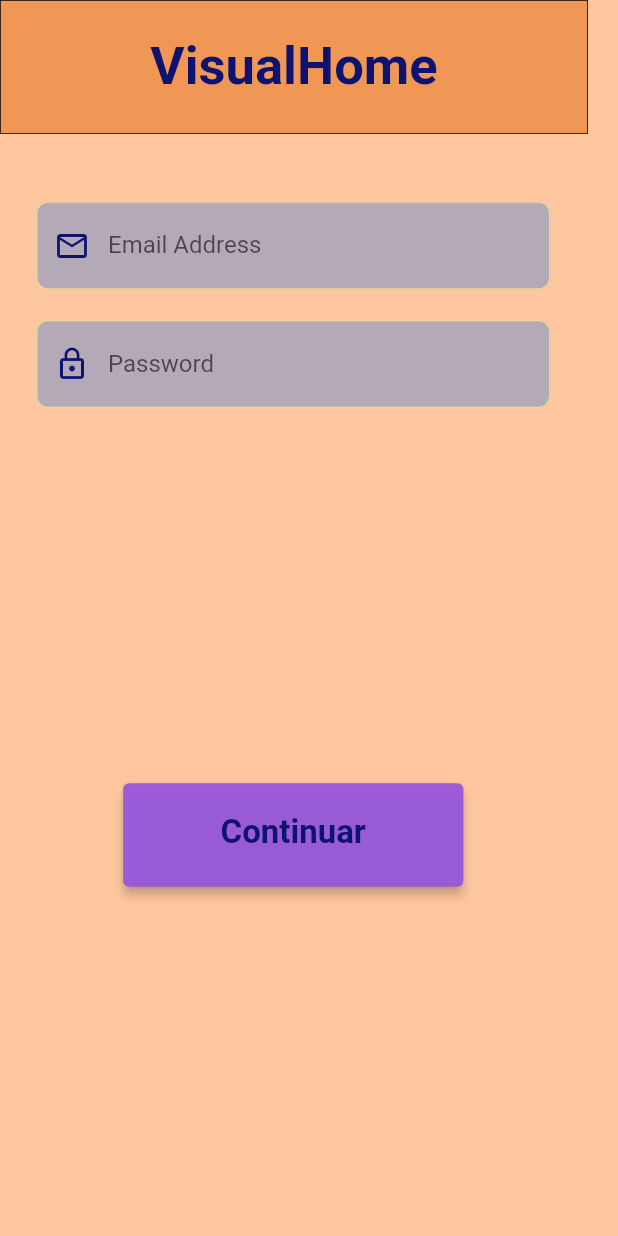
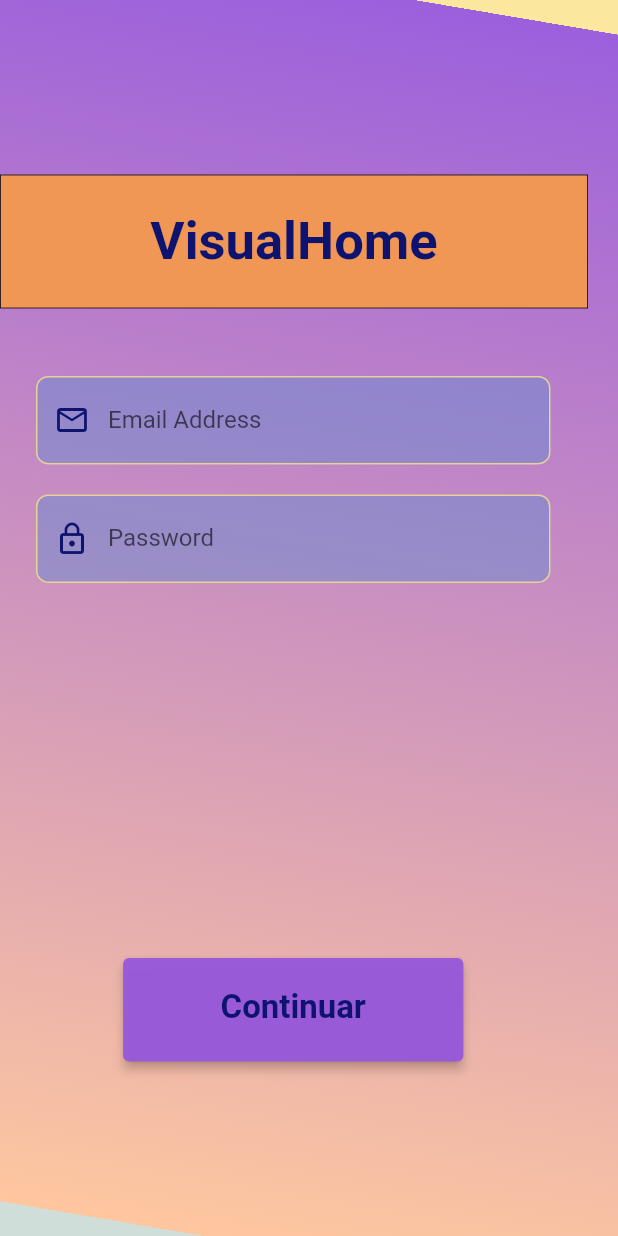
Before and after one commit to Rubenamesaf/VisualHome, a Flutter app: the LoginView screen opened directly, on a phone screen of 412 x 824 dp. Run offline on Flutter 3.47's test engine with Material 2 defaults, Android fonts, the phone set to English and light mode, and no system bars; our stand-ins replace firebase_auth, firebase_core, flutter_svg, get, hexcolor, logger; accounts and stored records are empty; Roboto replaces fonts that are missing (Inria Sans, Outfit).

Commit message:
cambio login

```diff
--- a/lib/view/login.view.dart
+++ b/lib/view/login.view.dart
@@ -53,19 +53,38 @@ class LoginView extends StatelessWidget {
   Widget build(BuildContext context) {
     return Scaffold(
       // key: scaffoldKey,
-      backgroundColor: GlobalColors.naranjaClaritoColor,
-
-      body: Form(
+      backgroundColor: Colors.transparent,
+      //backgroundColor: GlobalColors.naranjaClaritoColor,
+      body: Container(
+        decoration: BoxDecoration(
+          gradient: LinearGradient(
+            colors: [
+              GlobalColors.grayColor,
+              GlobalColors.naranjaClaritoColor,
+              GlobalColors.narajanOscuroColor,
+              GlobalColors.amarilloColor,
+            ],
+            stops: const [0, 0, 1, 1],
+            begin: const AlignmentDirectional(-0.34, 1),
+            end: const AlignmentDirectional(0.34, -1),
+          ),
+        ),
+        child: Center(
+          //body: Form(
           // key: _model.formKey,
-        autovalidateMode: AutovalidateMode.always,
+          // autovalidateMode: AutovalidateMode.always,
           child: SingleChildScrollView(
             child: Column(
-            mainAxisSize: MainAxisSize.max,
+              // mainAxisSize: MainAxisSize.max,
               children: [
                 Row(
-                mainAxisSize: MainAxisSize.max,
+                  // mainAxisSize: MainAxisSize.max,
                   children: [
-                  Container(
+                    Positioned(
+                      top: 0,
+                      left: 0,
+                      right: 0,
+                      child: Container(
                         width: 392, //MediaQuery.sizeOf(context).width,
                         height: 89.18,
                         decoration: BoxDecoration(
@@ -82,6 +101,7 @@ class LoginView extends StatelessWidget {
                           ),
                         ),
                       ),
+                    ),
                   ],
                 ),
                 Padding(
@@ -92,8 +112,8 @@ class LoginView extends StatelessWidget {
                     children: [
                       Expanded(
                         child: Padding(
-                        padding:
-                            const EdgeInsetsDirectional.fromSTEB(24, 0, 45, 0),
+                          padding: const EdgeInsetsDirectional.fromSTEB(
+                              24, 0, 45, 0),
                           child: Column(
                             mainAxisSize: MainAxisSize.max,
                             children: [
@@ -196,8 +216,8 @@ class LoginView extends StatelessWidget {
                                       borderRadius: BorderRadius.circular(8),
                                     ),
                                     filled: true,
-                                  fillColor:
-                                      const Color.fromARGB(126, 103, 138, 207),
+                                    fillColor: const Color.fromARGB(
+                                        126, 103, 138, 207),
                                     prefixIcon: Icon(
                                       Icons.lock_outline,
                                       color: GlobalColors.logoazulColor,
@@ -231,7 +251,8 @@ class LoginView extends StatelessWidget {
                                     await _signInWithEmailAndPassword(context);
                                   },
                                   style: ElevatedButton.styleFrom(
-                                  padding: const EdgeInsetsDirectional.fromSTEB(
+                                    padding:
+                                        const EdgeInsetsDirectional.fromSTEB(
                                             65, 25, 65, 25),
                                     backgroundColor:
                                         GlobalColors.narajanOscuroColor,
@@ -276,6 +297,7 @@ class LoginView extends StatelessWidget {
             ),
           ),
         ),
+      ),
     );
   }
 }
```
Lines whose indentation alone changed are shown as unchanged.
